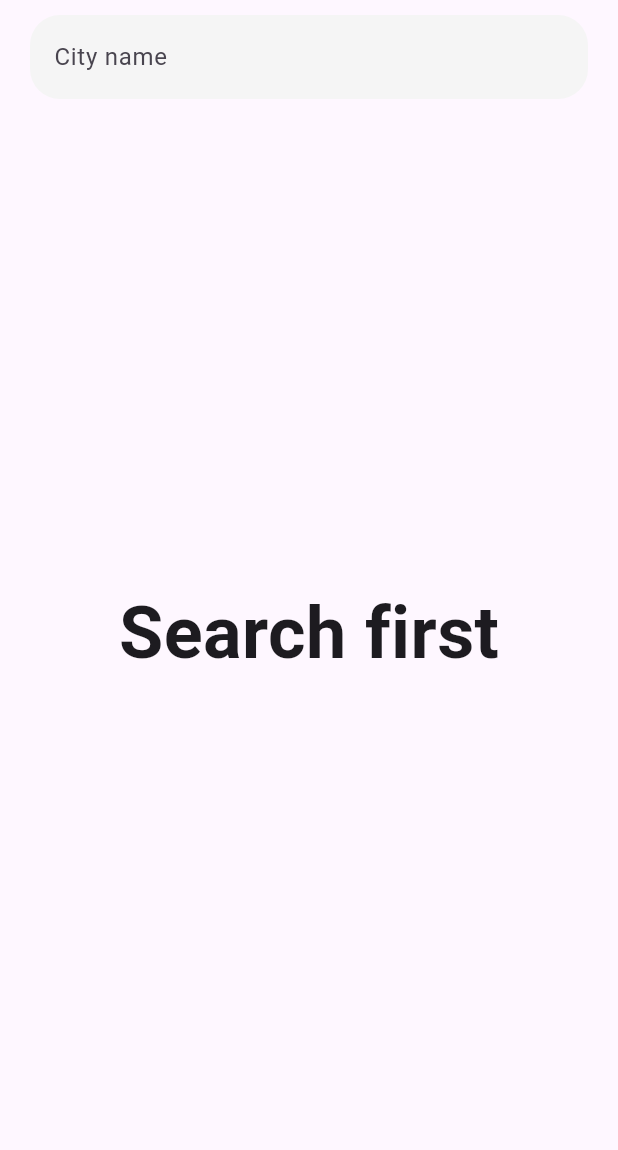
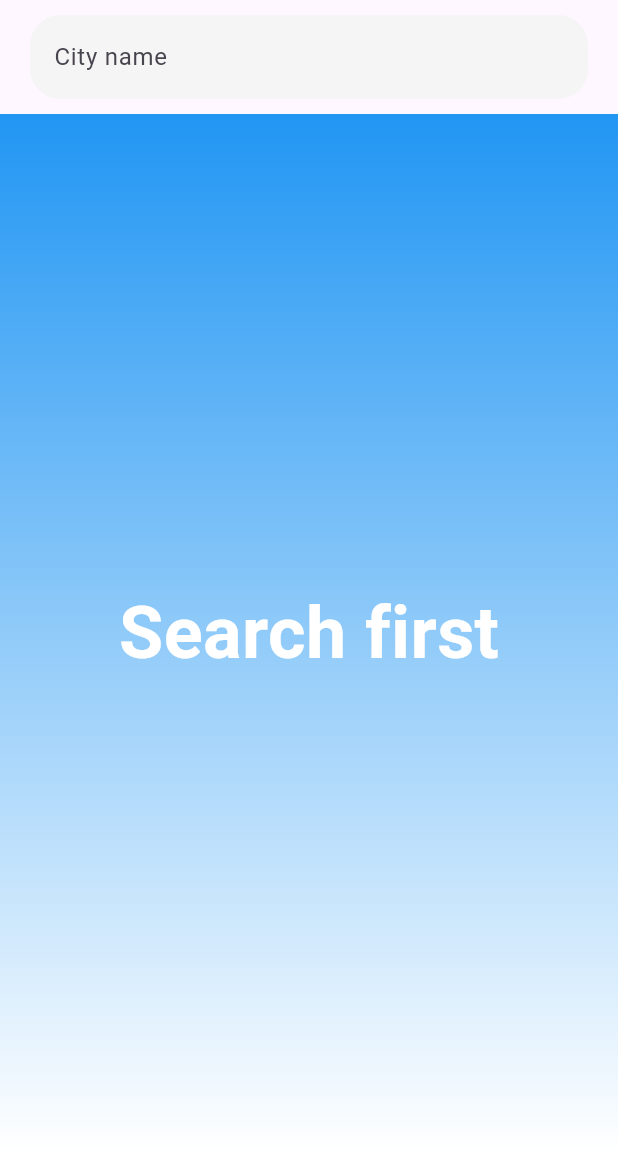
Before and after one commit to Mohamed-Ehab-Elsawy/weather_app_flutter, a Flutter app: the screen it shows after launch, after a tap on the "search" icon, on a phone screen of 412 x 824 dp, the part 84-1234 px from its top. Run offline on Flutter 3.47's test engine with Material 3 defaults, Android fonts, the phone set to English and light mode, and no system bars; our stand-ins replace dio, flutter_bloc.

Commit message:
Refactor: Enhance UI with dynamic theming and null safety
This commit introduces UI enhancements and improves code robustness:

- **Dynamic Theming:**
    - Implemented a `getThemeColor` utility function to determine the primary theme color based on the current weather condition.
    - The `AppBar` background color and foreground color now dynamically change based on the weather.
    - The `NoWeatherInfo` and `WeatherInfoSection` widgets now feature gradient backgrounds that adapt to the weather theme.
- **Null Safety:**
    - Made `weatherResponse` in `FetchWeatherInfoCubit` nullable (`WeatherResponse?`) to handle cases where weather data might not yet be fetched or available.
    - Updated `WeatherInfoSection` to handle the nullable `weatherResponse` by using the null-aware operator (`!`) after ensuring data is present (typically after a successful fetch state).
- **UI Adjustments:**
    - `NoWeatherInfo`: Text color changed to white for better contrast with the new gradient background.
    - `WeatherAppBar`: Removed explicit white color for title and search icon, allowing them to inherit color from the `AppBarTheme`.
    - `HomeScreen`: Minor refactoring for widget construction.
- **New Utility:**
    - Added `util.dart` containing the `getThemeColor` function.

These changes provide a more visually appealing and context-aware user interface while also improving the stability of the application by addressing potential null pointer exceptions.

```diff
--- a/lib/cubit/fetch_weather_info_cubit.dart
+++ b/lib/cubit/fetch_weather_info_cubit.dart
@@ -9,7 +9,7 @@ import 'package:weather_app/data/model/weather_response.dart';
 class FetchWeatherInfoCubit extends Cubit<FetchWeatherInfoStates> {
   FetchWeatherInfoCubit() : super(FetchWeatherInfoStates.initial);
   final WeatherServices _services = WeatherServices();
-  late WeatherResponse weatherResponse;
+  WeatherResponse? weatherResponse;
   late ResponseError error;
 
   fetchWeatherInfo(String city) async {
--- a/lib/main.dart
+++ b/lib/main.dart
@@ -1,7 +1,10 @@
 import 'package:flutter/material.dart';
+import 'package:flutter_bloc/flutter_bloc.dart';
 import 'package:weather_app/cubit/fetch_weather_info_cubit.dart';
 import 'package:weather_app/screens/home_screen.dart';
-import 'package:flutter_bloc/flutter_bloc.dart';
+import 'package:weather_app/util.dart';
+
+import 'cubit/fetch_weather_info_states.dart';
 
 void main() {
   WidgetsFlutterBinding.ensureInitialized();
@@ -12,10 +15,24 @@ class WeatherApp extends StatelessWidget {
   const WeatherApp({super.key});
 
   @override
-  Widget build(BuildContext context) =>
-      BlocProvider(
-        create: (context) => FetchWeatherInfoCubit(),
-        child: MaterialApp(
-            debugShowCheckedModeBanner: false, home: HomeScreen()),
-      );
+  Widget build(BuildContext context) => BlocProvider(
+    create: (context) => FetchWeatherInfoCubit(),
+    child: BlocBuilder<FetchWeatherInfoCubit, FetchWeatherInfoStates>(
+      builder:
+          (ctx, state) => MaterialApp(
+            theme: ThemeData(
+              appBarTheme: AppBarTheme(
+                backgroundColor: getThemeColor(
+                  BlocProvider.of<FetchWeatherInfoCubit>(
+                    ctx,
+                  ).weatherResponse?.currentWeather?.condition?.text,
+                ),
+                foregroundColor: Colors.white,
+              ),
+            ),
+            debugShowCheckedModeBanner: false,
+            home: const HomeScreen(),
+          ),
+    ),
+  );
 }
--- a/lib/screens/home_screen.dart
+++ b/lib/screens/home_screen.dart
@@ -29,8 +29,8 @@ class _HomeScreenState extends State<HomeScreen> {
       },
     ),
     body: BlocBuilder<FetchWeatherInfoCubit, FetchWeatherInfoStates>(
-      builder: (context, state) {
-        return Column(
+      builder:
+          (context, state) => Column(
             children: [
               AnimatedSearchField(
                 isVisible: _showSearch,
@@ -44,11 +44,11 @@ class _HomeScreenState extends State<HomeScreen> {
                 },
               ),
               switch (state) {
-              FetchWeatherInfoStates.initial => Expanded(
+                FetchWeatherInfoStates.initial => const Expanded(
                   child: NoWeatherInfo(),
                 ),
 
-              FetchWeatherInfoStates.loading => Expanded(
+                FetchWeatherInfoStates.loading => const Expanded(
                   child: Center(child: CircularProgressIndicator()),
                 ),
 
@@ -56,13 +56,12 @@ class _HomeScreenState extends State<HomeScreen> {
                   child: WeatherInfoSection(),
                 ),
 
-              FetchWeatherInfoStates.failure => Expanded(
+                FetchWeatherInfoStates.failure => const Expanded(
                   child: WeatherErrorSection(),
                 ),
               },
             ],
-        );
-      },
+          ),
     ),
   );
 }
--- /dev/null
+++ b/lib/util.dart
@@ -0,0 +1,70 @@
+import 'package:flutter/material.dart';
+
+MaterialColor getThemeColor(String? condition) {
+  switch (condition?.toLowerCase()) {
+    case 'sunny':
+      return Colors.amber;
+    case 'partlycloudy':
+      return Colors.orange;
+    case 'cloudy':
+    case 'overcast':
+      return Colors.blueGrey;
+    case 'mist':
+    case 'fog':
+    case 'freezingfog':
+      return Colors.grey;
+    case 'patchyrainpossible':
+    case 'lightrain':
+    case 'patchylightrain':
+    case 'lightrainshower':
+    case 'patchylightdrizzle':
+    case 'lightdrizzle':
+      return Colors.lightBlue;
+    case 'clear':
+    case 'moderaterainattimes':
+    case 'moderaterain':
+    case 'heavyrainattimes':
+    case 'heavyrain':
+    case 'moderateorheavyrainshower':
+    case 'torrentialrainshower':
+      return Colors.blue;
+    case 'patchysnowpossible':
+    case 'lightsnow':
+    case 'patchylightsnow':
+    case 'lightsnowshowers':
+      return Colors.cyan;
+    case 'moderatesnow':
+    case 'patchymoderatesnow':
+    case 'patchyheavysnow':
+    case 'heavysnow':
+    case 'moderateorheavysnowshowers':
+      return Colors.indigo;
+    case 'patchysleetpossible':
+    case 'lightsleet':
+    case 'lightsleetshowers':
+    case 'moderateorheavysleet':
+    case 'moderateorheavysleetshowers':
+      return Colors.teal;
+    case 'patchyfreezingdrizzlepossible':
+    case 'freezingdrizzle':
+    case 'heavyfreezingdrizzle':
+    case 'lightfreezingrain':
+    case 'moderateorheavyfreezingrain':
+      return Colors.blueGrey;
+    case 'thunderyoutbreakspossible':
+    case 'patchylightrainwiththunder':
+    case 'moderateorheavyrainwiththunder':
+    case 'patchylightsnowwiththunder':
+    case 'moderateorheavysnowwiththunder':
+      return Colors.deepPurple;
+    case 'blowingsnow':
+    case 'blizzard':
+      return Colors.blueGrey;
+    case 'icepellets':
+    case 'lightshowersoficepellets':
+    case 'moderateorheavyshowersoficepellets':
+      return Colors.deepOrange;
+    default:
+      return Colors.blue; // fallback color
+  }
+}
--- a/lib/widgets/no_weather_info.dart
+++ b/lib/widgets/no_weather_info.dart
@@ -4,10 +4,23 @@ class NoWeatherInfo extends StatelessWidget {
   const NoWeatherInfo({super.key});
 
   @override
-  Widget build(BuildContext context) => Center(
-    child: Text(
-      'Search first',
-      style: TextStyle(fontSize: 48, fontWeight: FontWeight.bold),
+  Widget build(BuildContext context) => Container(
+    decoration: BoxDecoration(
+      gradient: LinearGradient(
+        colors: [Colors.blue, Colors.white],
+        begin: Alignment.topCenter,
+        end: Alignment.bottomCenter,
+      ),
+    ),
+    child: Center(
+      child: const Text(
+        'Search first',
+        style: TextStyle(
+          fontSize: 48,
+          fontWeight: FontWeight.bold,
+          color: Colors.white,
+        ),
+      ),
     ),
   );
 }
--- a/lib/widgets/weather_app_bar.dart
+++ b/lib/widgets/weather_app_bar.dart
@@ -14,14 +14,12 @@ class WeatherAppBar extends StatelessWidget implements PreferredSizeWidget {
       'Weather App',
       style: TextStyle(
         fontWeight: FontWeight.bold,
-        color: Colors.white,
         fontSize: 24,
       ),
     ),
-    backgroundColor: Colors.blue,
     actions: [
       IconButton(
-        icon: const Icon(Icons.search_rounded, color: Colors.white, size: 32),
+        icon: const Icon(Icons.search_rounded, size: 32),
         onPressed: onSearchIconPressed,
       ),
     ],
--- a/lib/widgets/weather_info_section.dart
+++ b/lib/widgets/weather_info_section.dart
@@ -1,6 +1,8 @@
 import 'package:flutter/material.dart';
 import 'package:flutter_bloc/flutter_bloc.dart';
 import 'package:weather_app/cubit/fetch_weather_info_cubit.dart';
+
+import '../util.dart';
 
 class WeatherInfoSection extends StatelessWidget {
   const WeatherInfoSection({super.key});
@@ -8,9 +10,20 @@ class WeatherInfoSection extends StatelessWidget {
   @override
   Widget build(BuildContext context) {
     var weatherInfo =
-        BlocProvider.of<FetchWeatherInfoCubit>(context).weatherResponse;
+        BlocProvider.of<FetchWeatherInfoCubit>(context).weatherResponse!;
     var lastUpdate = weatherInfo.currentWeather!.lastUpdated!;
-    return Column(
+    return Container(
+      decoration: BoxDecoration(
+        gradient: LinearGradient(
+          colors: [
+            getThemeColor(weatherInfo.currentWeather!.condition!.text),
+            Colors.white,
+          ],
+          begin: Alignment.topCenter,
+          end: Alignment.bottomCenter,
+        ),
+      ),
+      child: Column(
         mainAxisAlignment: MainAxisAlignment.center,
         children: [
           Text(
@@ -43,6 +56,7 @@ class WeatherInfoSection extends StatelessWidget {
             style: TextStyle(fontWeight: FontWeight.bold, fontSize: 32),
           ),
         ],
+      ),
     );
   }
 }
```
Lines whose indentation alone changed are shown as unchanged.
